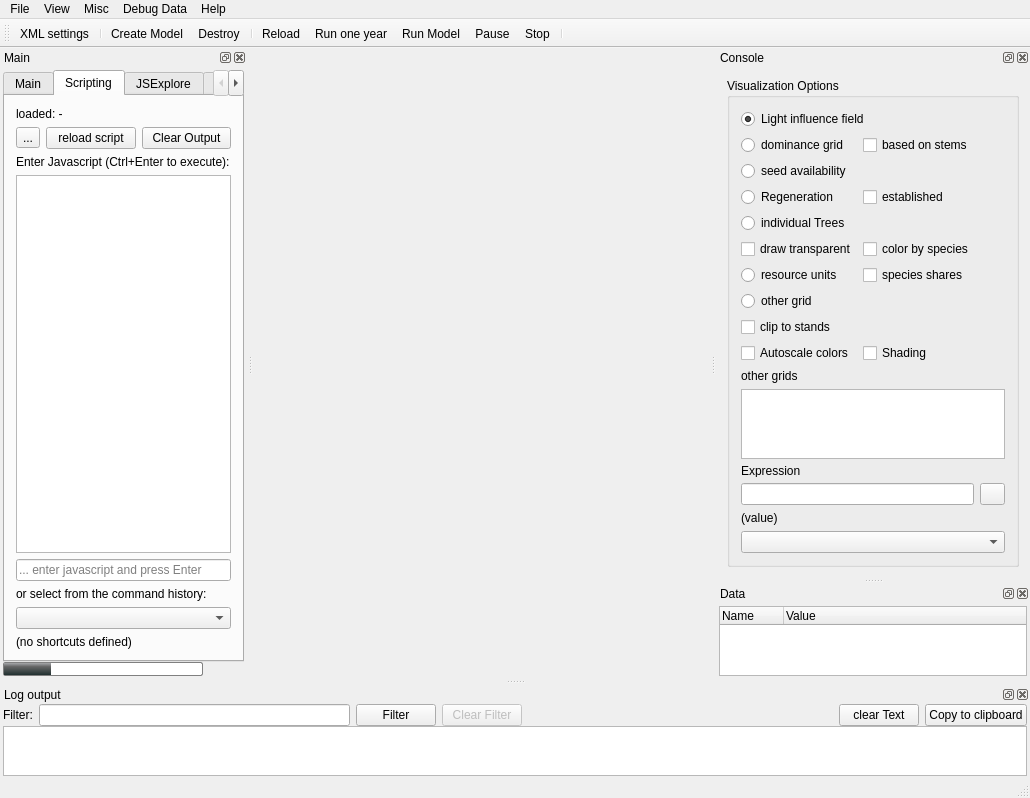
This is src/iland/mainwindow.ui in edfm-tum/iland-model as Qt 5 draws it before an edit. The edited form follows.
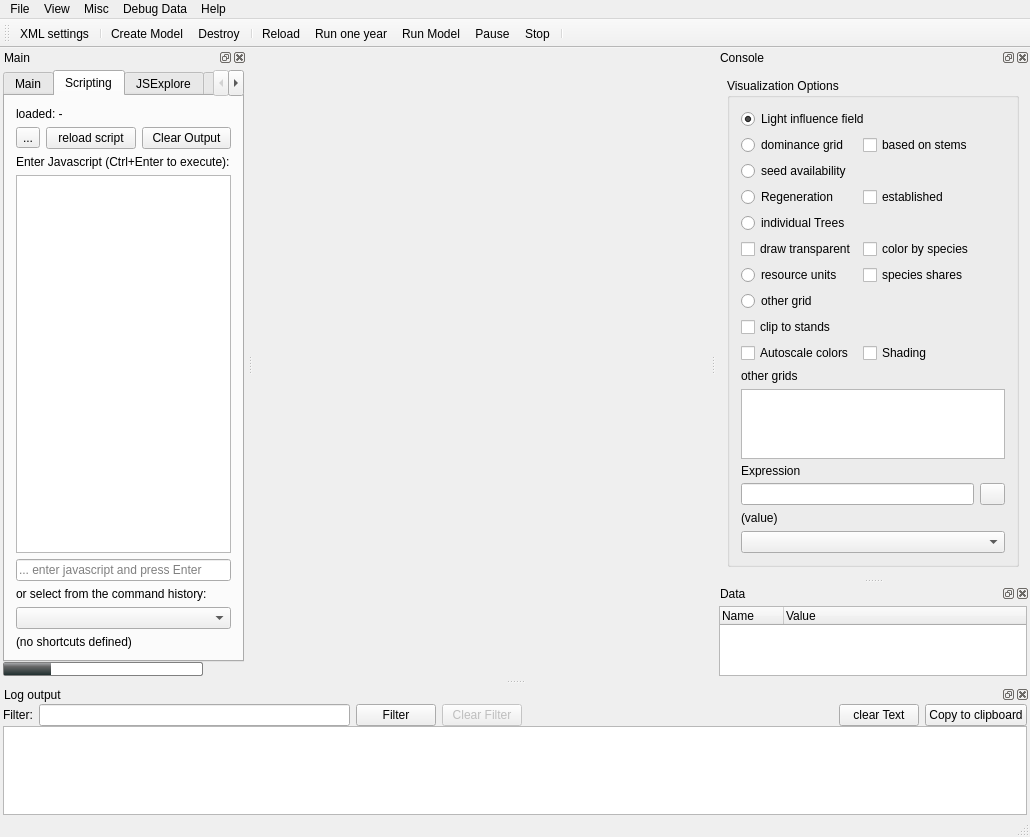
This is the edited form. Icons and pictures are not drawn. Custom widgets are drawn as their Qt base class.

Commit message: drawing of saplings with expressions.

What changed in the file:
```diff
--- a/src/iland/mainwindow.ui
+++ b/src/iland/mainwindow.ui
@@ -7,7 +7,7 @@
     <x>0</x>
     <y>0</y>
     <width>1030</width>
-    <height>796</height>
+    <height>837</height>
    </rect>
   </property>
   <property name="windowTitle">
```
Left out of the diff: 2 changed lines with no effect on the pictures. The commit also changes 2 other files.
